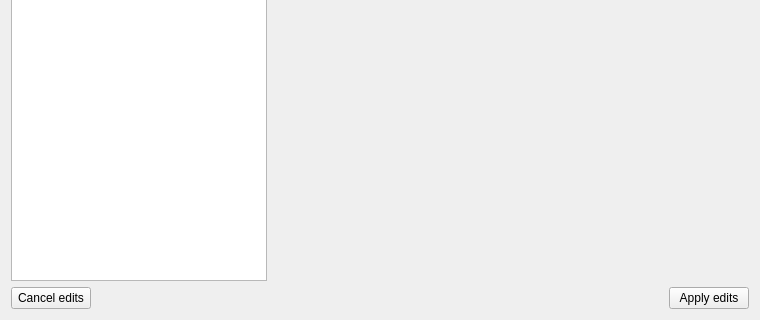
Old version of the form src/gui/mzroll/forms/peakeditor.ui in the repository ElucidataInc/ElMaven; both pictures show x 0 to 760 and y 260 to 580 of the 760 by 580 pixel window.
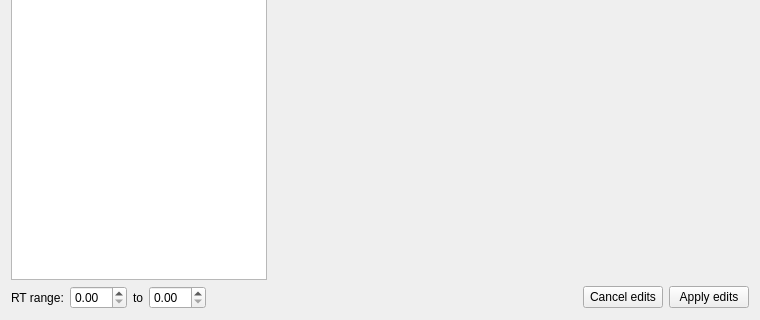
New version of the form.

Commit message: [UI] Allow modifying visible RT range in editor

```diff
--- a/src/gui/mzroll/forms/peakeditor.ui
+++ b/src/gui/mzroll/forms/peakeditor.ui
@@ -39,12 +39,30 @@
    <item>
     <layout class="QHBoxLayout" name="horizontalLayout_4">
      <item>
-      <widget class="QPushButton" name="cancelButton">
+      <widget class="QLabel" name="label">
        <property name="text">
-        <string>Cancel edits</string>
+        <string>RT range:</string>
        </property>
-       <property name="autoDefault">
-        <bool>false</bool>
+      </widget>
+     </item>
+     <item>
+      <widget class="QDoubleSpinBox" name="rtMinSpinBox">
+       <property name="singleStep">
+        <double>0.500000000000000</double>
+       </property>
+      </widget>
+     </item>
+     <item>
+      <widget class="QLabel" name="label_2">
+       <property name="text">
+        <string>to</string>
+       </property>
+      </widget>
+     </item>
+     <item>
+      <widget class="QDoubleSpinBox" name="rtMaxSpinBox">
+       <property name="singleStep">
+        <double>0.500000000000000</double>
        </property>
       </widget>
      </item>
@@ -61,6 +79,16 @@
        </property>
       </spacer>
      </item>
+     <item>
+      <widget class="QPushButton" name="cancelButton">
+       <property name="text">
+        <string>Cancel edits</string>
+       </property>
+       <property name="autoDefault">
+        <bool>false</bool>
+       </property>
+      </widget>
+     </item>
      <item>
       <widget class="QPushButton" name="applyButton">
        <property name="text">
```
The commit also changes 3 other files.
